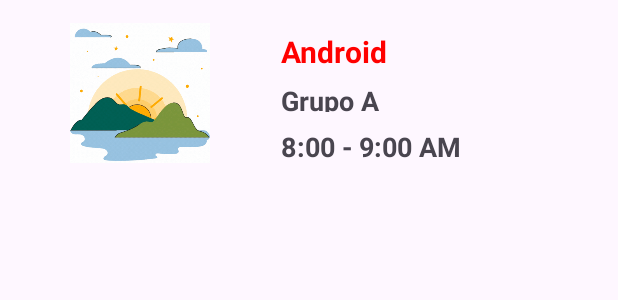
After one commit to JC1902/Revision-App, an Android app: the layout lista_materias.xml on its own in the app's theme, with its tools: preview values and no code run, on a phone screen of 412 x 824 dp. The commit adds this screen. Shown: the top 300 px of the screen. Run offline under Robolectric (Android 15) with nearby library versions, the phone set to English and light mode, and no system bars.

Commit message:
Diseño de lista de materias, numeros de control de todos, diseño provisional de splash y recursos para iconos de la lista de materias

```diff
--- a/app/build.gradle.kts
+++ b/app/build.gradle.kts
@@ -36,6 +36,7 @@
     implementation("androidx.appcompat:appcompat:1.6.1")
     implementation("com.google.android.material:material:1.10.0")
     implementation("androidx.constraintlayout:constraintlayout:2.1.4")
+    implementation("pl.droidsonroids.gif:android-gif-drawable:1.2.28")
     testImplementation("junit:junit:4.13.2")
     androidTestImplementation("androidx.test.ext:junit:1.1.5")
     androidTestImplementation("androidx.test.espresso:espresso-core:3.5.1")
--- /dev/null
+++ b/app/src/main/res/layout/lista_materias.xml
@@ -0,0 +1,51 @@
+<?xml version="1.0" encoding="utf-8"?>
+<LinearLayout xmlns:android="http://schemas.android.com/apk/res/android"
+    android:layout_width="match_parent"
+    android:layout_height="wrap_content"
+    android:padding="10dp">
+
+    <pl.droidsonroids.gif.GifImageView
+        android:layout_width="250px"
+        android:layout_height="104dp"
+        android:padding="5dp"
+        android:src="@drawable/materia_manana" />
+
+    <LinearLayout
+        android:layout_width="match_parent"
+        android:layout_height="106dp"
+        android:orientation="vertical"
+        android:padding="5dp">
+
+        <TextView
+            android:id="@+id/txvNombre"
+            android:layout_width="match_parent"
+            android:layout_height="wrap_content"
+            android:layout_weight="1"
+            android:padding="5dp"
+            android:text="Android"
+            android:textColor="#FF0000"
+            android:textSize="20sp"
+            android:textStyle="bold" />
+
+        <TextView
+            android:id="@+id/txvGrupo"
+            android:layout_width="match_parent"
+            android:layout_height="wrap_content"
+            android:layout_weight="1"
+            android:padding="5dp"
+            android:text="Grupo A"
+            android:textSize="18sp"
+            android:textStyle="bold" />
+
+        <TextView
+            android:id="@+id/txvHora"
+            android:layout_width="match_parent"
+            android:layout_height="wrap_content"
+            android:layout_weight="1"
+            android:padding="5dp"
+            android:text="8:00 - 9:00 AM"
+            android:textSize="18sp"
+            android:textStyle="bold" />
+    </LinearLayout>
+
+</LinearLayout>
--- a/build.gradle.kts
+++ b/build.gradle.kts
@@ -1,4 +1,4 @@
 // Top-level build file where you can add configuration options common to all sub-projects/modules.
 plugins {
-    id("com.android.application") version "8.1.4" apply false
+    id("com.android.application") version "8.2.0" apply false
 }
```
Also changed, not shown: app/src/main/AndroidManifest.xml (+4 -4 lines), app/src/main/java/mx/edu/itlalaguna/proyectofinal/AcercaDeActivity.java (+13 -0 lines), app/src/main/java/mx/edu/itlalaguna/proyectofinal/SplashActivity.java (+12 -0 lines), app/src/main/res/layout/activity_acerca_de.xml (+11 -42 lines), app/src/main/res/layout/activity_splash.xml (+37 -0 lines), app/src/main/res/drawable/icono_splash.gif (added), app/src/main/res/drawable/materia_manana.gif (added), gradle/wrapper/gradle-wrapper.properties, 2 other files.
